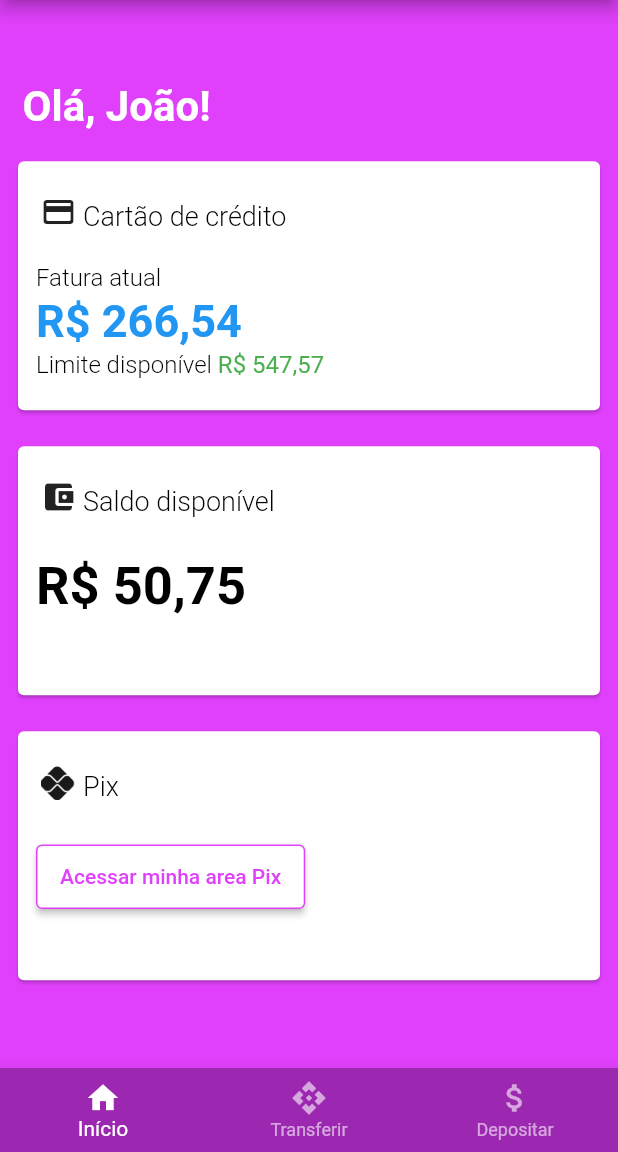
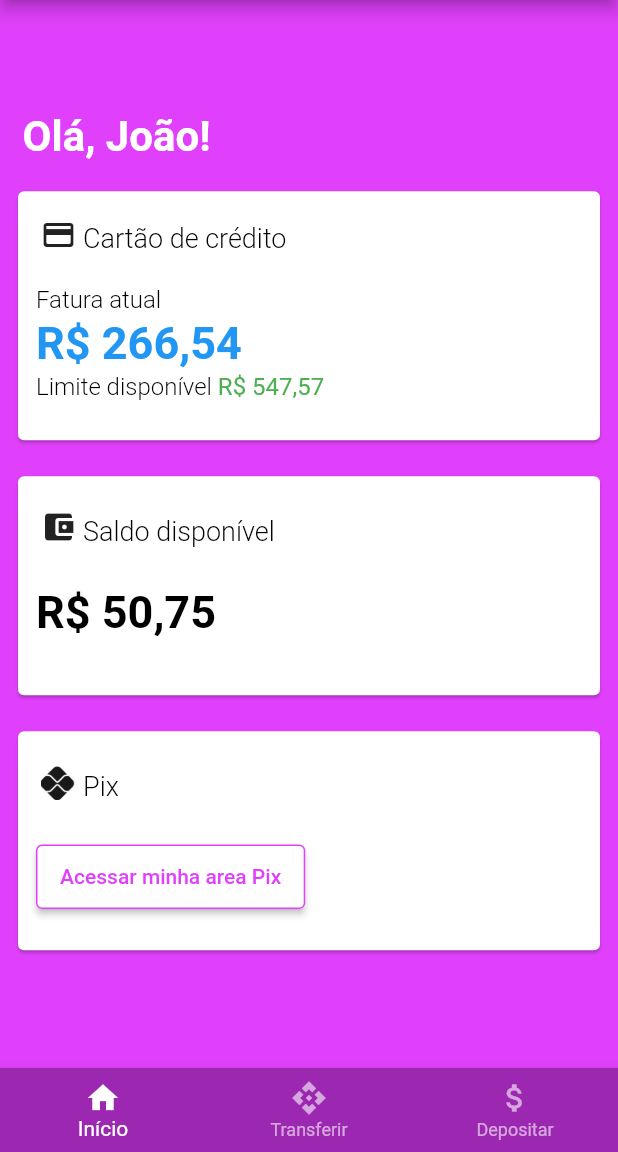
Before and after one commit to Rayllanderson/raybank, a Flutter app: the HomePage screen opened by its route, on a phone screen of 412 x 824 dp, the part 84-1236 px from its top. Run offline on Flutter 3.47's test engine with Material 2 defaults, Android fonts, the light colour scheme and no system bars.

Commit message:
Setando tamanho dos cards dinamicamente

```diff
--- a/mobile/lib/src/components/cards/initial_page_card.dart
+++ b/mobile/lib/src/components/cards/initial_page_card.dart
@@ -5,9 +5,10 @@ class InitialPageCard extends StatefulWidget {
   final title;
   final icon;
   final body;
-  final height;
+  final cardHeight;
+  final sizedBoxHeight;
 
-  const InitialPageCard({Key key, this.title, this.icon, this.body, this.height})
+  const InitialPageCard({Key key, this.title, this.icon, this.body, this.sizedBoxHeight = 10.0, this.cardHeight = 190.0})
       : super(key: key);
 
   @override
@@ -19,7 +20,7 @@ class _InitialPageCardState extends State<InitialPageCard> {
   Widget build(BuildContext context) {
     return Container(
       width: double.infinity,
-      height: 190,
+      height: widget.cardHeight,
       child: Padding(
         padding: const EdgeInsets.all(8.0),
         child: Card(
@@ -28,7 +29,7 @@ class _InitialPageCardState extends State<InitialPageCard> {
             crossAxisAlignment: CrossAxisAlignment.start,
             children: [
               SizedBox(
-                height: 10,
+                height: widget.sizedBoxHeight,
               ),
               Padding(
                   padding: const EdgeInsets.only(left: 15, top: 12, bottom: 8),
@@ -48,7 +49,7 @@ class _InitialPageCardState extends State<InitialPageCard> {
                     ),
                   )),
               SizedBox(
-                height: widget.height,
+                height: widget.sizedBoxHeight,
               ),
                Padding(
                 padding: const EdgeInsets.only(left: 12, top: 8, bottom: 8),
--- a/mobile/lib/src/views/inital_screen.dart
+++ b/mobile/lib/src/views/inital_screen.dart
@@ -22,11 +22,10 @@ class InitialScreen extends StatelessWidget {
             ),
           ),
         ),
-
         InitialPageCard(
             title: 'Cartão de crédito',
             icon: Icon(Icons.credit_card_rounded),
-          height: 5.0,
+            sizedBoxHeight: 5.0,
             body: Column(
               mainAxisAlignment: MainAxisAlignment.start,
               crossAxisAlignment: CrossAxisAlignment.start,
@@ -35,52 +34,48 @@ class InitialScreen extends StatelessWidget {
                     style: TextStyle(
                         fontSize: 16,
                         fontWeight: FontWeight.w300,
-                      color: Colors.black)
+                        color: Colors.black)),
+                SizedBox(
+                  height: 2,
                 ),
-              SizedBox(height: 2,),
                 Text('R\$ 266,54',
                     style: TextStyle(
                         fontSize: 30,
                         fontWeight: FontWeight.bold,
-                      color: Colors.blue)
+                        color: Colors.blue)),
+                SizedBox(
+                  height: 2,
                 ),
-              SizedBox(height: 2,),
                 Row(
                   children: [
                     Text('Limite disponível',
                         style: TextStyle(
                             fontSize: 16,
                             fontWeight: FontWeight.w300,
-                          color: Colors.black
-                      )
-                  ),
+                            color: Colors.black)),
                     Text(' R\$ 547,57',
                         style: TextStyle(
                             fontSize: 16,
                             fontWeight: FontWeight.normal,
-                          color: Colors.green
-                      )
-                  ),
+                            color: Colors.green)),
                   ],
                 )
               ],
-          )
-        ),
-
+            )),
         InitialPageCard(
           title: 'Saldo disponível',
           icon: Icon(Icons.account_balance_wallet),
-          height: 10.0,
+          cardHeight: 170.0,
           body: Text('R\$ 50,75',
               style: TextStyle(
-                  fontSize: 35,
+                  fontSize: 30,
                   fontWeight: FontWeight.bold,
                   color: Colors.black)),
         ),
         InitialPageCard(
             title: 'Pix',
             icon: Image.asset("assets/images/pix.png", width: 24),
-            height: 10.0,
+            cardHeight: 170.0,
             body: ElevatedButton(
               child: Text(
                 'Acessar minha area Pix',
@@ -91,8 +86,7 @@ class InitialScreen extends StatelessWidget {
                   primary: Themes.textColor,
                   side: BorderSide(color: Themes.primaryColor)),
               onPressed: () {},
-                )
-        ),
+            )),
       ],
     );
   }
```
Lines whose indentation alone changed are shown as unchanged.
